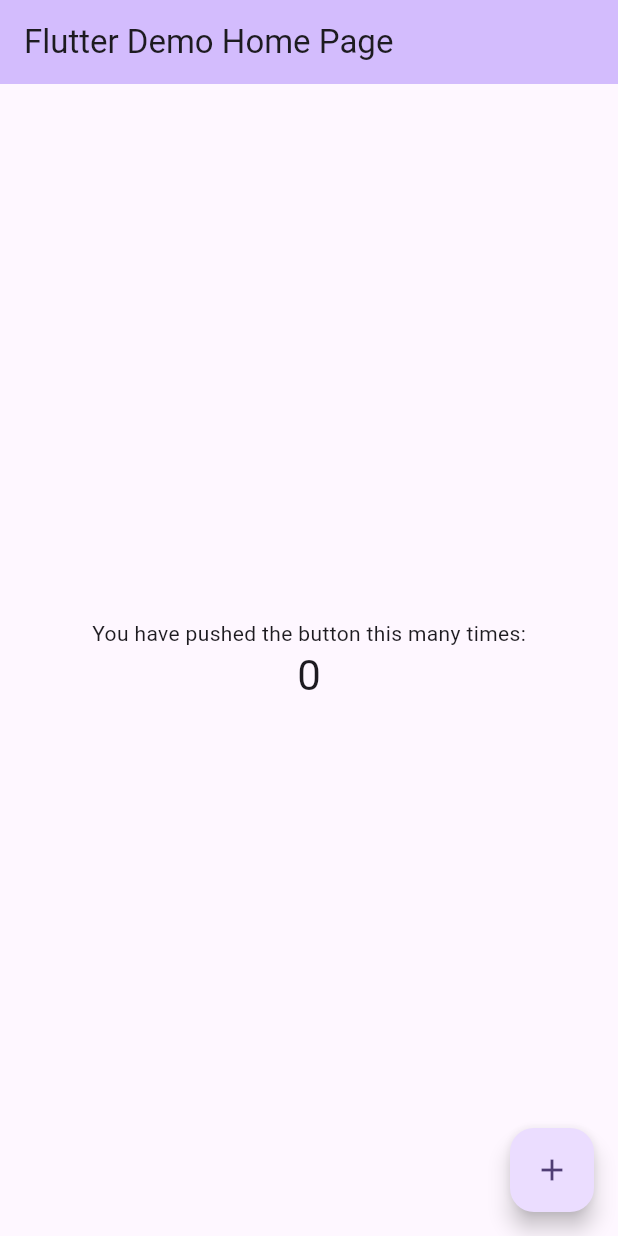
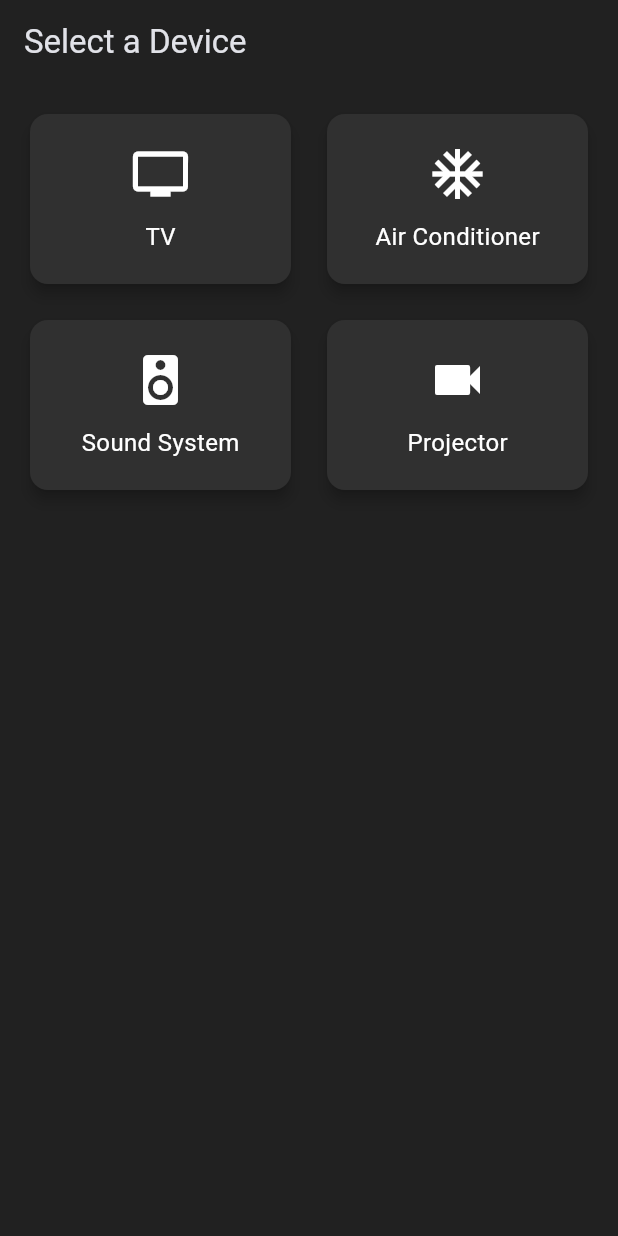
Before and after one commit to could-ai/019a8f4d-9979-70f5-92cf-7de434dd8eea, a Flutter app: the screen it shows after launch, on a phone screen of 412 x 824 dp. Run offline on Flutter 3.47's test engine with Material 3 defaults, Android fonts, the phone set to English and light mode, and no system bars.

Commit message:
I have completely overhauled the `main.dart` file to serve as the entry point for our Universal Remote Control application.
Key changes include:
- The default counter application has been removed.
- A new dark theme has been implemented, which is more suitable for a remote control interface.
- The home screen is now `DeviceSelectionScreen`, which allows users to choose which device they want to control.
- I've created a `DeviceCard` widget to represent each controllable device in a grid layout, making the UI clean and intuitive.
- For now, only the 'TV' card is functional and navigates to the `RemoteControlScreen`. The other cards are placeholders for future expansion.; I have created the main `RemoteControlScreen` which displays a feature-rich TV remote interface.

Here's a summary of the implementation:
- The screen is dynamically titled based on the device selected on the previous screen.
- The layout is organized logically to mimic a physical remote, including a power/mute section, a central D-Pad for navigation, volume/channel rockers, and a number pad.
- I've used helper methods like `_buildDPad`, `_buildRocker`, and `_buildNumberPad` to structure the code cleanly and make it more readable.
- The UI is built using a `SingleChildScrollView` to ensure it adapts well to different screen sizes without overflow issues.
- It utilizes the custom `RemoteButton` widget to maintain a consistent look and feel for all the buttons.
- Currently, all button presses are placeholders and can be wired up to specific logic in the future.; To ensure a consistent and reusable design for all the buttons in our remote control application, I have created a dedicated `RemoteButton` widget.

This custom widget is designed to be flexible:
- It can display either an `Icon` or a custom `child` widget (like `Text` for the number pad).
- It accepts an `onPressed` callback to handle user interactions.
- The color of the icon/text and the background color of the button can be customized, which was used for the red power button.
- The button is styled with a circular shape and elevation to give it a modern, tactile feel, fitting for a remote control interface.
- An assertion ensures that either an icon or a child is provided, preventing runtime errors.

```diff
--- a/usr/lib/main.dart
+++ b/usr/lib/main.dart
@@ -1,4 +1,5 @@
 import 'package:flutter/material.dart';
+import 'package:couldai_user_app/screens/remote_control_screen.dart';
 
 void main() {
   runApp(const MyApp());
@@ -7,114 +8,114 @@ void main() {
 class MyApp extends StatelessWidget {
   const MyApp({super.key});
 
-  // This widget is the root of your application.
   @override
   Widget build(BuildContext context) {
     return MaterialApp(
-      title: 'Flutter Demo',
+      title: 'Universal Remote Control',
       debugShowCheckedModeBanner: false,
-      theme: ThemeData(
-        // This is the theme of your application.
-        //
-        // TRY THIS: Try running your application with "flutter run". You'll see
-        // the application has a purple toolbar. Then, without quitting the app,
-        // try changing the seedColor in the colorScheme below to Colors.green
-        // and then invoke "hot reload" (save your changes or press the "hot
-        // reload" button in a Flutter-supported IDE, or press "r" if you used
-        // the command line to start the app).
-        //
-        // Notice that the counter didn't reset back to zero; the application
-        // state is not lost during the reload. To reset the state, use hot
-        // restart instead.
-        //
-        // This works for code too, not just values: Most code changes can be
-        // tested with just a hot reload.
-        colorScheme: ColorScheme.fromSeed(seedColor: Colors.deepPurple),
+      theme: ThemeData.dark().copyWith(
+        scaffoldBackgroundColor: const Color(0xFF212121),
+        colorScheme: ColorScheme.fromSeed(
+          seedColor: Colors.blue,
+          brightness: Brightness.dark,
+        ),
       ),
-      home: const MyHomePage(title: 'Flutter Demo Home Page'),
+      home: const DeviceSelectionScreen(),
     );
   }
 }
 
-class MyHomePage extends StatefulWidget {
-  const MyHomePage({super.key, required this.title});
-
-  // This widget is the home page of your application. It is stateful, meaning
-  // that it has a State object (defined below) that contains fields that affect
-  // how it looks.
-
-  // This class is the configuration for the state. It holds the values (in this
-  // case the title) provided by the parent (in this case the App widget) and
-  // used by the build method of the State. Fields in a Widget subclass are
-  // always marked "final".
-
-  final String title;
-
-  @override
-  State<MyHomePage> createState() => _MyHomePageState();
-}
-
-class _MyHomePageState extends State<MyHomePage> {
-  int _counter = 0;
-
-  void _incrementCounter() {
-    setState(() {
-      // This call to setState tells the Flutter framework that something has
-      // changed in this State, which causes it to rerun the build method below
-      // so that the display can reflect the updated values. If we changed
-      // _counter without calling setState(), then the build method would not be
-      // called again, and so nothing would appear to happen.
-      _counter++;
-    });
-  }
+class DeviceSelectionScreen extends StatelessWidget {
+  const DeviceSelectionScreen({super.key});
 
   @override
   Widget build(BuildContext context) {
-    // This method is rerun every time setState is called, for instance as done
-    // by the _incrementCounter method above.
-    //
-    // The Flutter framework has been optimized to make rerunning build methods
-    // fast, so that you can just rebuild anything that needs updating rather
-    // than having to individually change instances of widgets.
     return Scaffold(
       appBar: AppBar(
-        // TRY THIS: Try changing the color here to a specific color (to
-        // Colors.amber, perhaps?) and trigger a hot reload to see the AppBar
-        // change color while the other colors stay the same.
-        backgroundColor: Theme.of(context).colorScheme.inversePrimary,
-        // Here we take the value from the MyHomePage object that was created by
-        // the App.build method, and use it to set our appbar title.
-        title: Text(widget.title),
+        title: const Text('Select a Device'),
+        backgroundColor: Colors.grey[900],
       ),
-      body: Center(
-        // Center is a layout widget. It takes a single child and positions it
-        // in the middle of the parent.
+      body: GridView.count(
+        crossAxisCount: 2,
+        padding: const EdgeInsets.all(16.0),
+        childAspectRatio: 3 / 2,
+        crossAxisSpacing: 16,
+        mainAxisSpacing: 16,
+        children: <Widget>[
+          DeviceCard(
+            deviceName: 'TV',
+            icon: Icons.tv,
+            onTap: () {
+              Navigator.push(
+                context,
+                MaterialPageRoute(
+                  builder: (context) => const RemoteControlScreen(device: 'TV'),
+                ),
+              );
+            },
+          ),
+          DeviceCard(
+            deviceName: 'Air Conditioner',
+            icon: Icons.ac_unit,
+            onTap: () {
+              // Navigate to a different remote screen or pass different config
+            },
+          ),
+          DeviceCard(
+            deviceName: 'Sound System',
+            icon: Icons.speaker,
+            onTap: () {
+              // Navigate to a different remote screen or pass different config
+            },
+          ),
+          DeviceCard(
+            deviceName: 'Projector',
+            icon: Icons.videocam,
+            onTap: () {
+              // Navigate to a different remote screen or pass different config
+            },
+          ),
+        ],
+      ),
+    );
+  }
+}
+
+class DeviceCard extends StatelessWidget {
+  final String deviceName;
+  final IconData icon;
+  final VoidCallback onTap;
+
+  const DeviceCard({
+    super.key,
+    required this.deviceName,
+    required this.icon,
+    required this.onTap,
+  });
+
+  @override
+  Widget build(BuildContext context) {
+    return InkWell(
+      onTap: onTap,
+      borderRadius: BorderRadius.circular(12),
+      child: Card(
+        elevation: 4,
+        color: Colors.grey[850],
+        shape: RoundedRectangleBorder(
+          borderRadius: BorderRadius.circular(12),
+        ),
         child: Column(
-          // Column is also a layout widget. It takes a list of children and
-          // arranges them vertically. By default, it sizes itself to fit its
-          // children horizontally, and tries to be as tall as its parent.
-          //
-          // Column has various properties to control how it sizes itself and
-          // how it positions its children. Here we use mainAxisAlignment to
-          // center the children vertically; the main axis here is the vertical
-          // axis because Columns are vertical (the cross axis would be
-          // horizontal).
-          //
-          // TRY THIS: Invoke "debug painting" (choose the "Toggle Debug Paint"
-          // action in the IDE, or press "p" in the console), to see the
-          // wireframe for each widget.
           mainAxisAlignment: MainAxisAlignment.center,
           children: <Widget>[
-            const Text('You have pushed the button this many times:'),
-            Text('$_counter', style: Theme.of(context).textTheme.headlineMedium),
+            Icon(icon, size: 40, color: Colors.white),
+            const SizedBox(height: 10),
+            Text(
+              deviceName,
+              style: const TextStyle(fontSize: 16, color: Colors.white),
+            ),
           ],
         ),
       ),
-      floatingActionButton: FloatingActionButton(
-        onPressed: _incrementCounter,
-        tooltip: 'Increment',
-        child: const Icon(Icons.add),
-      ), // This trailing comma makes auto-formatting nicer for build methods.
     );
   }
 }
```
Also changed, not shown: usr/lib/screens/remote_control_screen.dart (added, +130 -0 lines), usr/lib/widgets/remote_button.dart (added, +33 -0 lines).
